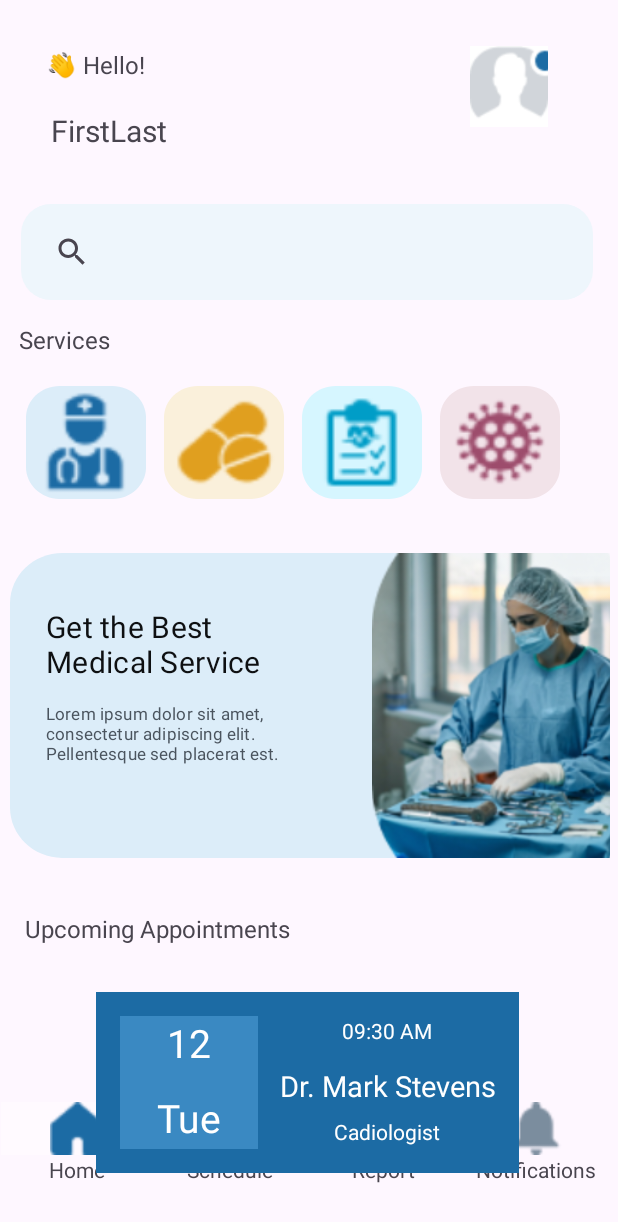
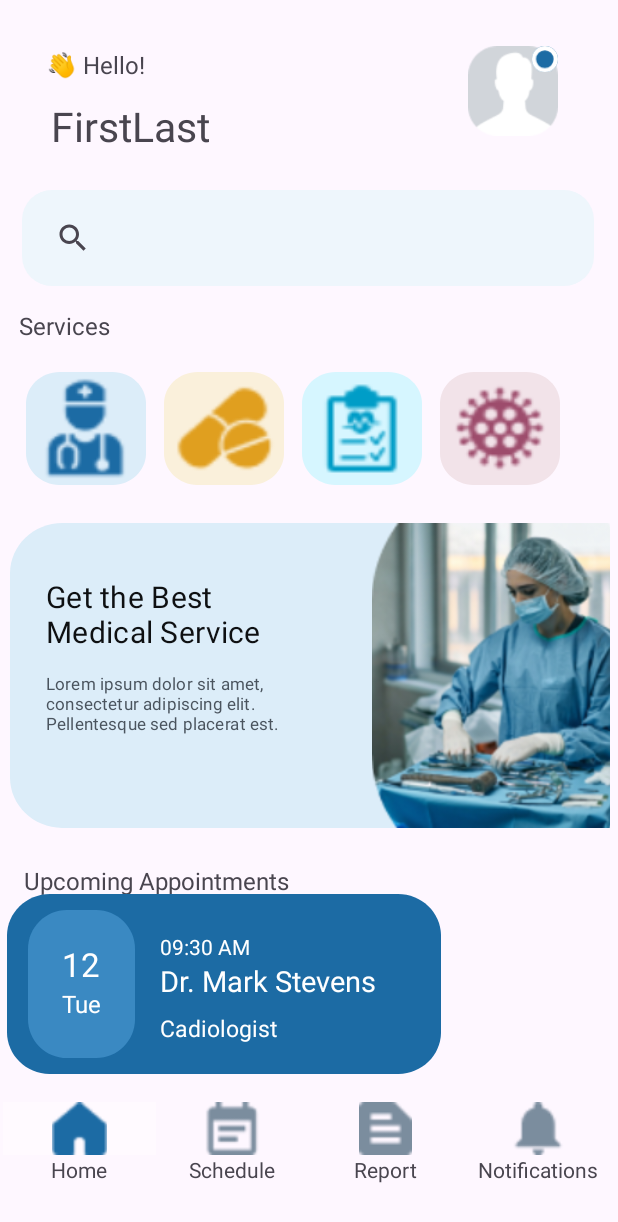
Before and after one commit to JashanpreetSinghp09/PHR_Project, an Android app: the HomepageActivity screen opened directly, with no data from a screen before it, on a phone screen of 412 x 824 dp. Shown: the top 1222 px of the screen. Run offline under Robolectric (Android 15) with nearby library versions, the phone set to English and light mode, and no system bars.

Commit message:
homepage updated
fixed the curves of all item

```diff
--- /dev/null
+++ b/PHRApplication/app/src/main/res/drawable/appointments.xml
@@ -0,0 +1,18 @@
+<vector
+xmlns:android="http://schemas.android.com/apk/res/android"
+xmlns:aapt="http://schemas.android.com/aapt"
+android:width="282dp"
+android:height="120.73dp"
+android:viewportWidth="282"
+android:viewportHeight="120.73"
+    >
+<group>
+    <clip-path
+        android:pathData="M28 0H254.005C269.469 0 282.005 12.536 282.005 28V92.7327C282.005 108.197 269.469 120.733 254.005 120.733H28C12.536 120.733 0 108.197 0 92.7327V28C0 12.536 12.536 0 28 0Z"
+        />
+    <path
+        android:pathData="M0 0V120.733H282.005V0"
+        android:fillColor="#1C6BA4"
+        />
+</group>
+</vector>
--- /dev/null
+++ b/PHRApplication/app/src/main/res/drawable/date.xml
@@ -0,0 +1,18 @@
+<vector
+    xmlns:android="http://schemas.android.com/apk/res/android"
+    xmlns:aapt="http://schemas.android.com/aapt"
+    android:width="71.46dp"
+    android:height="99.03dp"
+    android:viewportWidth="71.46"
+    android:viewportHeight="99.03"
+    >
+    <group>
+        <clip-path
+            android:pathData="M26 0H45.4607C59.8201 0 71.4607 11.6406 71.4607 26V73.026C71.4607 87.3854 59.8201 99.026 45.4607 99.026H26C11.6406 99.026 0 87.3854 0 73.026V26C0 11.6406 11.6406 0 26 0Z"
+            />
+        <path
+            android:pathData="M0 0V99.026H71.4607V0"
+            android:fillColor="#3A89C2"
+            />
+    </group>
+</vector>
--- /dev/null
+++ b/PHRApplication/app/src/main/res/drawable/eclipse.xml
@@ -0,0 +1,30 @@
+<?xml version="1.0" encoding="utf-8"?>
+<layer-list xmlns:android="http://schemas.android.com/apk/res/android">
+    <item android:drawable="@drawable/profile" />
+    <item  android:left="55dp" android:bottom="55dp">
+        <vector
+            xmlns:android="http://schemas.android.com/apk/res/android"
+            xmlns:aapt="http://schemas.android.com/aapt"
+            android:width="10dp"
+            android:height="10dp"
+            android:viewportWidth="18"
+            android:viewportHeight="18"
+            >
+            <group>
+                <clip-path
+                    android:pathData="M18 9C18 13.9706 13.9706 18 9 18C4.02944 18 0 13.9706 0 9C0 4.02944 4.02944 0 9 0C13.9706 0 18 4.02944 18 9Z"
+                    />
+                <path
+                    android:pathData="M0 0V18H18V0"
+                    android:fillColor="#1C6BA4"
+                    />
+                <path
+                    android:pathData="M18 9C18 13.9706 13.9706 18 9 18C4.02944 18 0 13.9706 0 9C0 4.02944 4.02944 0 9 0C13.9706 0 18 4.02944 18 9Z"
+                    android:strokeWidth="6"
+                    android:strokeColor="#FFFFFF"
+                    />
+            </group>
+        </vector>
+    </item>
+
+</layer-list>
--- a/PHRApplication/app/src/main/res/layout/activity_homepage.xml
+++ b/PHRApplication/app/src/main/res/layout/activity_homepage.xml
@@ -9,7 +9,7 @@
     <TextView
         android:id="@+id/textView"
         android:layout_width="99dp"
-        android:layout_height="25dp"
+        android:layout_height="25.67dp"
         android:layout_marginTop="32dp"
         android:text="👋 Hello!"
         android:textSize="16sp"
@@ -23,10 +23,10 @@
         android:layout_width="154dp"
         android:layout_height="37dp"
         android:layout_marginStart="39dp"
-        android:layout_marginTop="12dp"
+        android:layout_marginTop="7dp"
         android:layout_marginEnd="314dp"
         android:text="FirstLast"
-        android:textSize="20sp"
+        android:textSize="27sp"
         app:layout_constraintBottom_toTopOf="@+id/SearchHomepage"
         app:layout_constraintEnd_toEndOf="parent"
         app:layout_constraintHorizontal_bias="0.061"
@@ -38,27 +38,27 @@
         android:id="@+id/SearchHomepage"
         android:layout_width="381dp"
         android:layout_height="64dp"
-        android:layout_marginTop="136dp"
+        android:layout_marginTop="24dp"
         android:autofillHints="Search medical ..."
+        android:background="@drawable/searchview_background"
         android:queryHint="Search medical ..."
-        android:background="@drawable/searchview_background"
         app:layout_constraintEnd_toEndOf="parent"
-        app:layout_constraintHorizontal_bias="0.467"
+        app:layout_constraintHorizontal_bias="0.471"
         app:layout_constraintStart_toStartOf="parent"
-        app:layout_constraintTop_toTopOf="parent" />
+        app:layout_constraintTop_toBottomOf="@+id/textView2" />
 
     <ImageView
         android:id="@+id/imageView"
-        android:layout_width="69dp"
-        android:layout_height="54dp"
+        android:layout_width="60dp"
+        android:layout_height="60dp"
         app:layout_constraintBottom_toBottomOf="parent"
         app:layout_constraintEnd_toEndOf="parent"
         app:layout_constraintHorizontal_bias="0.82"
         app:layout_constraintStart_toEndOf="@+id/textView"
         app:layout_constraintTop_toTopOf="parent"
         app:layout_constraintVertical_bias="0.04"
-        app:srcCompat="@drawable/profileicon"
-        tools:srcCompat="@drawable/profileicon" />
+        app:srcCompat="@drawable/eclipse"
+        tools:srcCompat="@drawable/eclipse" />
 
     <TextView
         android:id="@+id/textView4"
@@ -125,10 +125,10 @@
         android:layout_width="400dp"
         android:layout_height="203dp"
         android:layout_marginStart="6dp"
-        android:layout_marginTop="36dp"
+        android:layout_marginTop="25dp"
         android:layout_marginEnd="5dp"
+        android:background="@drawable/nurse_background"
         android:orientation="horizontal"
-        android:background="@drawable/nurse_background"
         app:layout_constraintEnd_toEndOf="parent"
         app:layout_constraintStart_toStartOf="parent"
         app:layout_constraintTop_toBottomOf="@+id/linearLayout">
@@ -156,42 +156,138 @@
                 android:layout_width="168dp"
                 android:layout_height="45dp"
                 android:layout_alignParentLeft="true"
+                android:layout_alignParentTop="true"
                 android:layout_marginLeft="24dp"
-                android:layout_alignParentTop="true"
                 android:layout_marginTop="10dp"
+                android:gravity="top"
+                android:lineSpacingExtra="0sp"
                 android:text="@string/lorem_ipsum"
-                android:textAppearance="@style/lorem_ipsum"
-                android:lineSpacingExtra="0sp"
-                android:gravity="top" />
+                android:textAppearance="@style/lorem_ipsum" />
         </LinearLayout>
 
         <ImageView
-            android:layout_marginLeft="24dp"
             android:id="@+id/imageView6"
             android:layout_width="170dp"
             android:layout_height="match_parent"
+            android:layout_marginLeft="24dp"
             app:srcCompat="@drawable/nurseimg" />
 
     </LinearLayout>
+
 
     <TextView
         android:id="@+id/textView3"
         android:layout_width="217dp"
         android:layout_height="35dp"
         android:layout_marginStart="16dp"
-        android:layout_marginTop="36dp"
+        android:layout_marginTop="24dp"
         android:layout_marginEnd="178dp"
+        android:fontFamily="@style/Theme.PHRApplication"
         android:text="Upcoming Appointments"
         android:textSize="16sp"
-        android:fontFamily="@style/Theme.PHRApplication"
         app:layout_constraintEnd_toEndOf="parent"
+        app:layout_constraintHorizontal_bias="0.333"
         app:layout_constraintStart_toStartOf="parent"
         app:layout_constraintTop_toBottomOf="@+id/linearLayout2" />
 
+    <HorizontalScrollView
+        android:layout_width="360dp"
+        android:layout_height="152dp"
+        android:layout_marginStart="16dp"
+        android:layout_marginTop="12dp"
+
+        android:layout_marginEnd="92dp"
+        android:layout_marginBottom="46dp"
+        android:paddingStart="16dp"
+        android:paddingTop="16dp"
+        android:paddingEnd="16dp"
+        android:paddingBottom="16dp"
+        app:layout_constraintBottom_toTopOf="@+id/linearLayout3"
+        app:layout_constraintEnd_toEndOf="parent"
+        app:layout_constraintStart_toStartOf="parent"
+        app:layout_constraintTop_toBottomOf="@+id/textView3">
+
+        <LinearLayout
+            android:id="@+id/appointments"
+            android:layout_width="282dp"
+            android:layout_height="match_parent"
+            android:background="@drawable/appointments"
+            android:orientation="horizontal">
+
+            <LinearLayout
+                android:layout_width="71.46dp"
+                android:layout_height="match_parent"
+                android:layout_marginLeft="13.69dp"
+                android:layout_marginTop="10.89dp"
+                android:layout_marginBottom="10.61dp"
+                android:background="@drawable/date"
+                android:orientation="vertical">
+
+                <TextView
+                    android:id="@+id/textView11"
+                    android:layout_width="match_parent"
+                    android:layout_height="30dp"
+                    android:layout_marginTop="21.51dp"
+                    android:fontFamily="@style/Theme.PHRApplication"
+                    android:text="12"
+                    android:textAlignment="center"
+                    android:textColor="@color/white"
+                    android:textSize="22sp" />
+
+                <TextView
+                    android:id="@+id/textView12"
+                    android:layout_width="match_parent"
+                    android:layout_height="22dp"
+                    android:fontFamily="@style/Theme.PHRApplication"
+                    android:text="Tue"
+                    android:textAlignment="center"
+                    android:textColor="@color/white"
+                    android:textSize="16sp" />
+            </LinearLayout>
+
+            <LinearLayout
+                android:layout_width="204dp"
+                android:layout_height="match_parent"
+                android:orientation="vertical">
+
+                <TextView
+                    android:id="@+id/textView13"
+                    android:layout_width="match_parent"
+                    android:layout_height="19dp"
+                    android:layout_marginLeft="16.85dp"
+                    android:layout_marginTop="25dp"
+                    android:fontFamily="@style/Theme.PHRApplication"
+                    android:text="09:30 AM"
+                    android:textColor="@color/white"
+                    android:textSize="14sp" />
+
+                <TextView
+                    android:id="@+id/textView14"
+                    android:layout_width="match_parent"
+                    android:layout_height="34dp"
+                    android:layout_marginLeft="16.85dp"
+                    android:fontFamily="@style/Theme.PHRApplication"
+                    android:text="Dr. Mark Stevens"
+                    android:textColor="@color/white"
+                    android:textSize="19sp" />
+
+                <TextView
+                    android:id="@+id/textView15"
+                    android:layout_width="match_parent"
+                    android:layout_height="33dp"
+                    android:layout_marginLeft="16.85dp"
+                    android:fontFamily="@style/Theme.PHRApplication"
+                    android:text="Cadiologist"
+                    android:textColor="@color/white"
+                    android:textSize="15sp" />
+            </LinearLayout>
+        </LinearLayout>
+    </HorizontalScrollView>
+
     <LinearLayout
+        android:id="@+id/linearLayout3"
         android:layout_width="408dp"
         android:layout_height="89dp"
-        android:layout_marginEnd="3dp"
         android:orientation="horizontal"
         app:layout_constraintBottom_toBottomOf="parent"
         app:layout_constraintEnd_toEndOf="parent"
@@ -206,8 +302,8 @@
             <ImageView
                 android:id="@+id/imageView11"
                 android:layout_width="match_parent"
+                android:layout_height="1dp"
                 android:layout_weight="1"
-                android:layout_height="1dp"
                 android:background="#5EFFFFFF"
                 app:srcCompat="@drawable/home"
                 tools:srcCompat="@drawable/home" />
@@ -230,10 +326,10 @@
             <ImageView
                 android:id="@+id/imageView12"
                 android:layout_width="match_parent"
+                android:layout_height="1dp"
                 android:layout_weight="1"
                 app:srcCompat="@drawable/schedule"
-                tools:srcCompat="@drawable/schedule"
-                android:layout_height="1dp"/>
+                tools:srcCompat="@drawable/schedule" />
 
             <TextView
                 android:id="@+id/textView6"
@@ -253,8 +349,8 @@
             <ImageView
                 android:id="@+id/imageView13"
                 android:layout_width="match_parent"
+                android:layout_height="1dp"
                 android:layout_weight="1"
-                android:layout_height="1dp"
                 app:srcCompat="@drawable/report"
                 tools:srcCompat="@drawable/report" />
 
@@ -276,10 +372,10 @@
             <ImageView
                 android:id="@+id/imageView14"
                 android:layout_width="match_parent"
+                android:layout_height="1dp"
                 android:layout_weight="1"
                 app:srcCompat="@drawable/notifications"
-                tools:srcCompat="@drawable/notifications"
-                android:layout_height="1dp"/>
+                tools:srcCompat="@drawable/notifications" />
 
             <TextView
                 android:id="@+id/textView10"
@@ -292,90 +388,4 @@
 
     </LinearLayout>
 
-    <HorizontalScrollView
-        android:layout_width="282dp"
-        android:layout_height="120.73dp"
-        android:layout_marginStart="1dp"
-        android:layout_marginTop="18dp"
-        android:layout_marginEnd="3dp"
-        android:background="#1C6BA4"
-        android:paddingStart="16dp"
-        android:paddingEnd="16dp"
-        android:paddingTop="16dp"
-        android:paddingBottom="16dp"
-        app:layout_constraintEnd_toEndOf="parent"
-        app:layout_constraintStart_toStartOf="parent"
-        app:layout_constraintTop_toBottomOf="@+id/textView3">
-
-        <LinearLayout
-            android:id="@+id/appointments"
-            android:layout_width="wrap_content"
-            android:layout_height="match_parent"
-            android:orientation="horizontal">
-
-            <LinearLayout
-                android:layout_width="92dp"
-                android:layout_height="match_parent"
-                android:orientation="vertical"
-                android:background="#3A89C2">
-
-                <TextView
-                    android:id="@+id/textView11"
-                    android:layout_width="match_parent"
-                    android:layout_height="50dp"
-                    android:text="12"
-                    android:textColor="@color/white"
-                    android:textSize="26sp"
-                    android:fontFamily="@style/Theme.PHRApplication"
-                    android:textAlignment="center" />
-
-                <TextView
-                    android:id="@+id/textView12"
-                    android:layout_width="match_parent"
-                    android:layout_height="50dp"
-                    android:text="Tue"
-                    android:textColor="@color/white"
-                    android:textSize="26sp"
-                    android:fontFamily="@style/Theme.PHRApplication"
-                    android:textAlignment="center" />
-            </LinearLayout>
-
-            <LinearLayout
-                android:layout_width="172dp"
-                android:layout_height="match_parent"
-                android:orientation="vertical">
-
-                <TextView
-                    android:id="@+id/textView13"
-                    android:layout_width="match_parent"
-                    android:layout_height="33dp"
-                    android:text="09:30 AM"
-                    android:textColor="@color/white"
-                    android:textSize="14sp"
-                    android:fontFamily="@style/Theme.PHRApplication"
-                    android:textAlignment="center" />
-
-                <TextView
-                    android:id="@+id/textView14"
-                    android:layout_width="match_parent"
-                    android:layout_height="34dp"
-                    android:text="Dr. Mark Stevens"
-                    android:textColor="@color/white"
-                    android:textSize="19sp"
-                    android:fontFamily="@style/Theme.PHRApplication"
-                    android:textAlignment="center" />
-
-                <TextView
-                    android:id="@+id/textView15"
-                    android:layout_width="match_parent"
-                    android:layout_height="33dp"
-                    android:text="Cadiologist"
-                    android:textColor="@color/white"
-                    android:textSize="14sp"
-                    android:fontFamily="@style/Theme.PHRApplication"
-                    android:textAlignment="center" />
-            </LinearLayout>
-        </LinearLayout>
-    </HorizontalScrollView>
-
 </androidx.constraintlayout.widget.ConstraintLayout>
```
